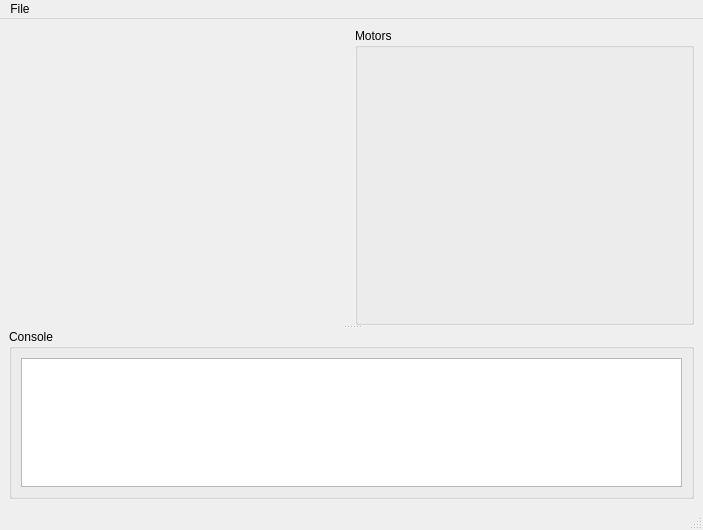
Before: the Qt Designer form client/ui/mainwindow.ui in greghaynes/BeagleDrone, drawn with Qt 5.
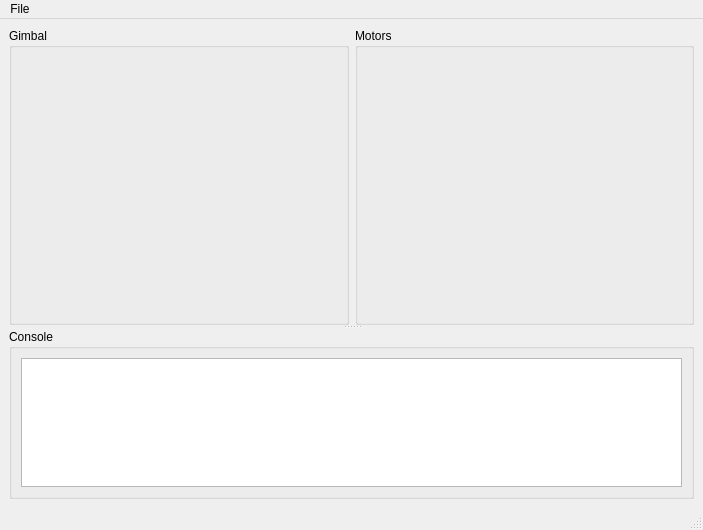
After: the same form once the commit is applied. Custom widgets are drawn as their Qt base class.

Commit message: Added ticks to motors widget, added group box for gimbal

```diff
--- a/client/ui/mainwindow.ui
+++ b/client/ui/mainwindow.ui
@@ -21,6 +21,12 @@
        <enum>Qt::Vertical</enum>
       </property>
       <widget class="QWidget" name="">
+       <layout class="QHBoxLayout" name="horizontalLayout_4">
+        <item>
+         <widget class="QGroupBox" name="groupBox_3">
+          <property name="title">
+           <string>Gimbal</string>
+          </property>
        <layout class="QHBoxLayout" name="horizontalLayout_3">
         <item>
          <widget class="GimbalWidget" name="widget_2" native="true">
@@ -32,6 +38,9 @@
           </property>
          </widget>
         </item>
+          </layout>
+         </widget>
+        </item>
         <item>
          <widget class="QGroupBox" name="groupBox_2">
           <property name="title">
```
Left out of the diff: 1 changed line with no effect on the pictures. Lines whose indentation alone changed are shown as unchanged. The commit also changes 1 other file.
